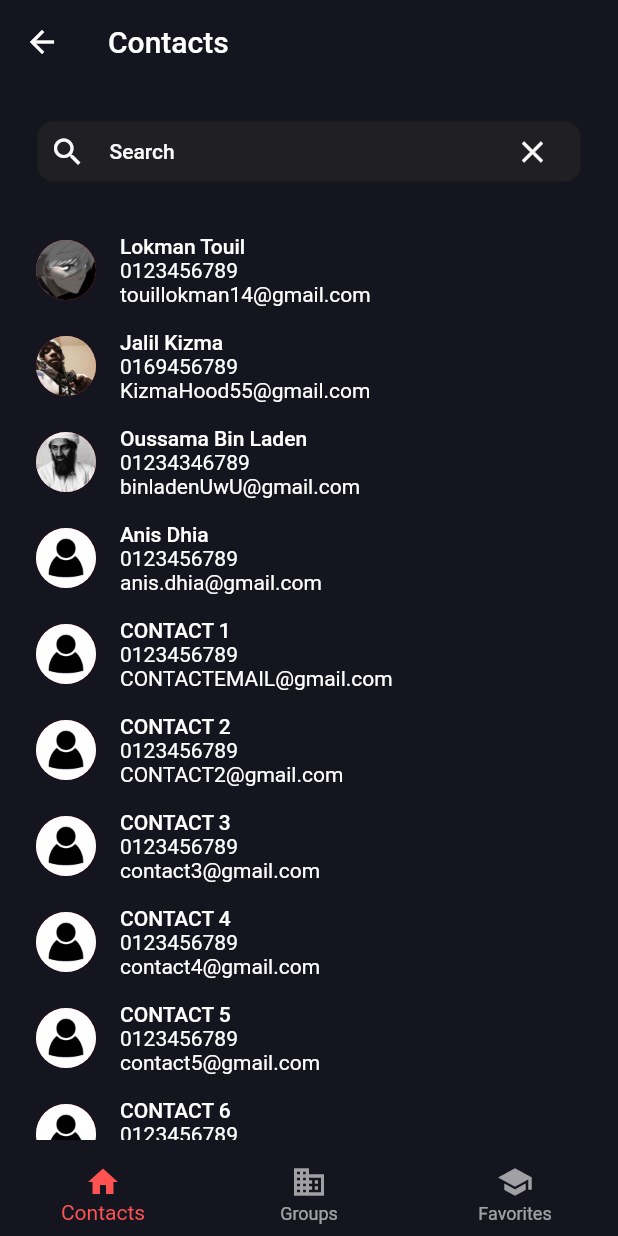
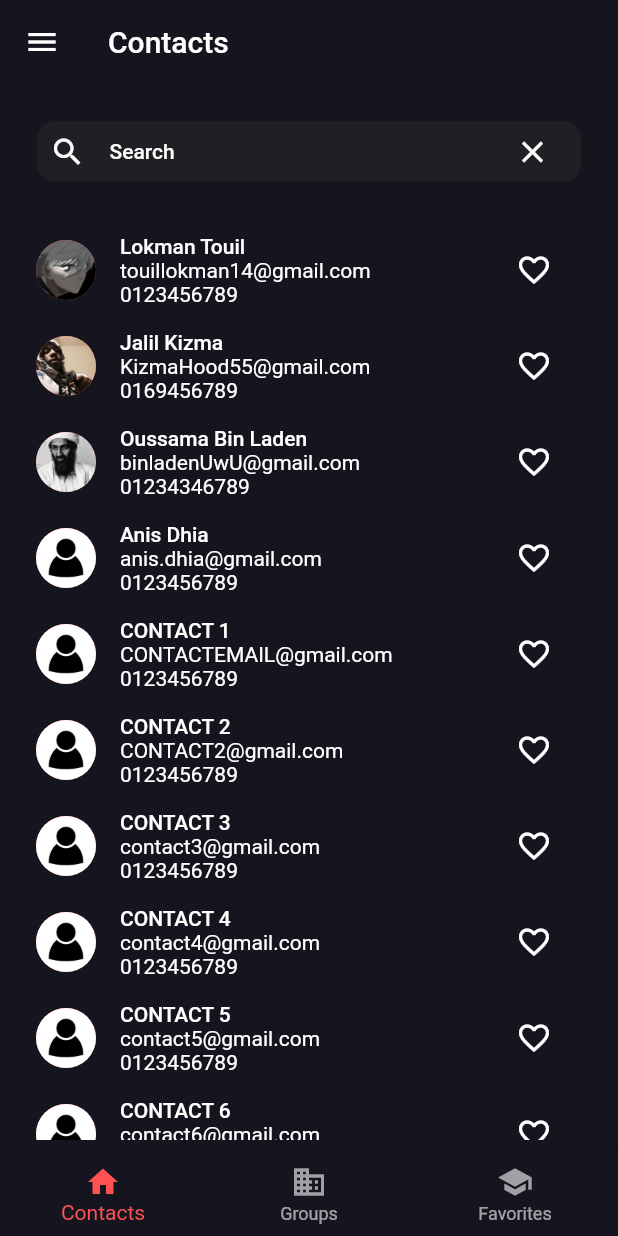
Before and after one commit to Lok1Tou1l/contactapp, a Flutter app: the screen it shows after launch, after a tap on "Login", on a phone screen of 412 x 824 dp. Run offline on Flutter 3.47's test engine with Material 2 defaults, Android fonts, the phone set to English and light mode, and no system bars; our stand-ins replace firebase_core; accounts and stored records are empty.

```diff
--- a/lib/main.dart
+++ b/lib/main.dart
@@ -29,6 +29,9 @@ class MyApp extends StatelessWidget {
         ),
         scaffoldBackgroundColor: Color.fromARGB(255, 20, 21, 31),
         useMaterial3: true,
+        drawerTheme: DrawerThemeData(
+          backgroundColor: Color.fromARGB(255, 20, 21, 31),
+        ),
       ),
       home: LoginScreen(),
     );
--- a/lib/model/contact_model.dart
+++ b/lib/model/contact_model.dart
@@ -4,10 +4,10 @@ class Contact {
   final String phone;
   final String address;
   final String image;
+  bool isFavorite = false;
 
   Contact(
-      {
-      required this.email,
+      {required this.email,
       required this.phone,
       required this.address,
       required this.name,
--- a/lib/view/screens/contacts_screen.dart
+++ b/lib/view/screens/contacts_screen.dart
@@ -1,5 +1,6 @@
 import 'package:contactapp/model/contact_model.dart';
 import 'package:contactapp/view/screens/details_screen.dart';
+import 'package:contactapp/view/widgets/contact_widget.dart';
 import 'package:contactapp/view/widgets/search_widget.dart';
 import 'package:flutter/material.dart';
 import 'package:flutter/src/widgets/container.dart';
@@ -93,30 +94,7 @@ class _ContactScreenState extends State<ContactScreen> {
             child: ListView.builder(
                 itemCount: contacts.length,
                 itemBuilder: (context, index) {
-                  return ListTile(
-                    subtitle: Column(
-                      crossAxisAlignment: CrossAxisAlignment.start,
-                      children: [
-                        Text(contacts[index].phone),
-                        Text(contacts[index].email),
-                      ],
-                    ),
-                    onTap: () {
-                      Navigator.push(
-                          context,
-                          MaterialPageRoute(
-                              builder: (context) => DetailsScreen(
-                                    contact: contacts[index],
-                                  )));
-                    },
-                    title: Text('${contacts[index].name}'),
-                    leading: CircleAvatar(
-                      backgroundImage: Image(
-                        image: AssetImage(contacts[index].image),
-                      ).image,
-                      backgroundColor: Colors.redAccent,
-                    ),
-                  );
+                  return ContactWidget(contact: contacts[index]);
                 }),
           )
         ]),
--- /dev/null
+++ b/lib/view/widgets/contact_widget.dart
@@ -0,0 +1,63 @@
+import 'package:contactapp/model/contact_model.dart';
+import 'package:flutter/material.dart';
+import 'package:flutter/src/widgets/container.dart';
+import 'package:flutter/src/widgets/framework.dart';
+import '../screens/details_screen.dart';
+
+class ContactWidget extends StatefulWidget {
+  final Contact contact;
+  const ContactWidget({super.key , required this.contact});
+
+
+  @override
+  State<ContactWidget> createState() => _ContactWidgetState();
+
+}
+
+class _ContactWidgetState extends State<ContactWidget> {
+
+
+  @override
+  Widget build(BuildContext context) {
+    return ListTile(
+                    trailing: IconButton(
+                      onPressed: () {
+                        setState(() {
+                          widget.contact.isFavorite =
+                              !widget.contact.isFavorite;
+                        });
+                      },
+                      icon: Icon(
+                        widget.contact.isFavorite
+                            ? Icons.favorite
+                            : Icons.favorite_border,
+                        color: widget.contact.isFavorite
+                            ? Colors.redAccent
+                            : Colors.white,
+                      ),
+                    ),
+                    subtitle: Column(
+                      crossAxisAlignment: CrossAxisAlignment.start,
+                      children: [
+                        Text(widget.contact.email),
+                        Text(widget.contact.phone),
+                      ],
+                    ),
+                    onTap: () {
+                      Navigator.push(
+                          context,
+                          MaterialPageRoute(
+                              builder: (context) => DetailsScreen(
+                                    contact: widget.contact,
+                                  )));
+                    },
+                    title: Text('${widget.contact.name}'),
+                    leading: CircleAvatar(
+                      backgroundImage: Image(
+                        image: AssetImage(widget.contact.image),
+                      ).image,
+                      backgroundColor: Colors.redAccent,
+                    ),
+                  );
+  }
+}
--- a/lib/view/widgets/navigation_widget.dart
+++ b/lib/view/widgets/navigation_widget.dart
@@ -44,6 +44,81 @@ class _NavigationState extends State<Navigation> {
         appBar: AppBar(
           title: Text(_titles[_selectedIndex]),
         ),
+        drawer: Drawer(
+          child: ListView(
+            children: [
+              DrawerHeader(
+                decoration: BoxDecoration(
+                  color: Colors.redAccent,
+                ),
+                child: Column(
+                  crossAxisAlignment: CrossAxisAlignment.start,
+                  children: [
+                    CircleAvatar(
+                      backgroundImage: Image(
+                        image: AssetImage('assets/images/contacts.jpg'),
+                      ).image,
+                      backgroundColor: Colors.redAccent,
+                    ),
+                    Text(
+                      'Contact App',
+                      style: TextStyle(
+                        color: Colors.white,
+                        fontSize: 24,
+                      ),
+                    ),
+                  ],
+                ),
+              ),
+              ListTile(
+                leading: Icon(Icons.home),
+                title: Text('Contacts'),
+                onTap: () {
+                  _pageController.animateToPage(0,
+                      duration: const Duration(milliseconds: 200),
+                      curve: Curves.easeIn);
+                  setState(() {
+                    _selectedIndex = 0;
+                  });
+                  Navigator.pop(context);
+                },
+              ),
+              ListTile(
+                leading: Icon(Icons.business),
+                title: Text('Groups'),
+                onTap: () {
+                  _pageController.animateToPage(1,
+                      duration: const Duration(milliseconds: 200),
+                      curve: Curves.easeIn);
+                  setState(() {
+                    _selectedIndex = 1;
+                  });
+                  Navigator.pop(context);
+                },
+              ),
+              ListTile(
+                leading: Icon(Icons.school),
+                title: Text('Favorites'),
+                onTap: () {
+                  _pageController.animateToPage(2,
+                      duration: const Duration(milliseconds: 200),
+                      curve: Curves.easeIn);
+                  setState(() {
+                    _selectedIndex = 2;
+                  });
+                  Navigator.pop(context);
+                },
+              ),
+              ListTile(
+                leading: Icon(Icons.settings),
+                title: Text('Settings'),
+                onTap: () {
+                  Navigator.pop(context);
+                },
+              ),
+            ],
+          ),
+        ),
         body: PageView(
           controller: _pageController,
           children: _screens,
--- a/pubspec.yaml
+++ b/pubspec.yaml
@@ -36,6 +36,7 @@ dependencies:
   # The following adds the Cupertino Icons font to your application.
   # Use with the CupertinoIcons class for iOS style icons.
   cupertino_icons: ^1.0.2
+  firebase_core: ^2.13.1
 
 dev_dependencies:
   flutter_test:
```
Also changed, not shown: lib/firebase_options.dart (added), pubspec.lock, 1 other file.
